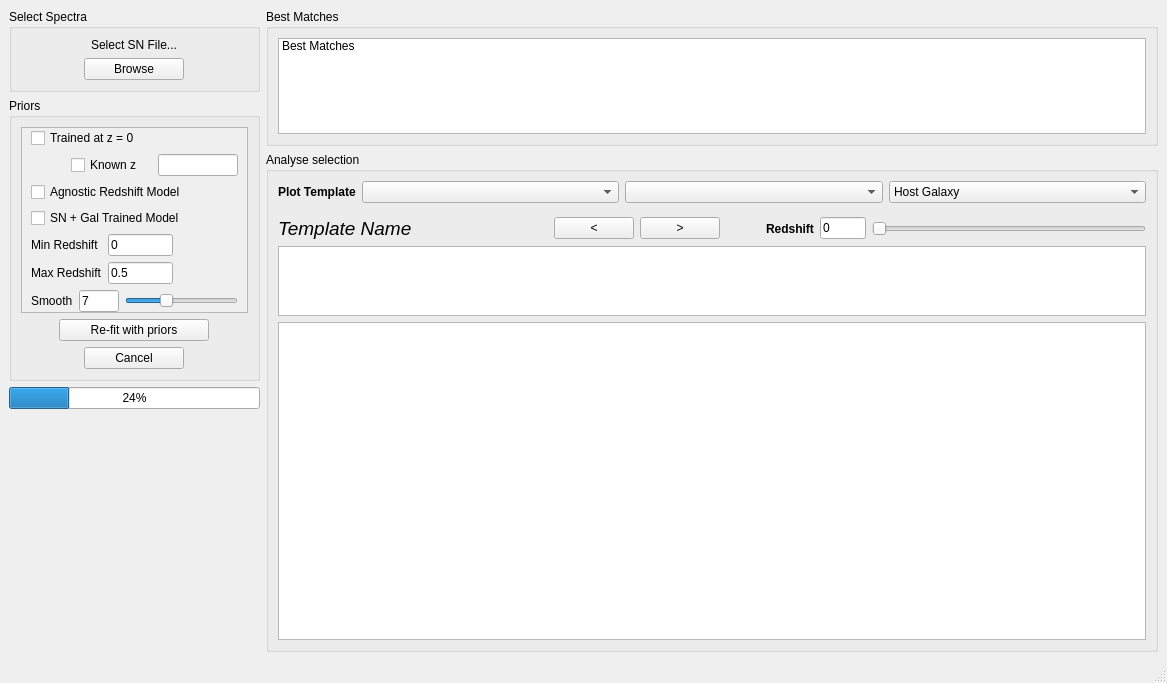
The window that dash/design.ui (daniel-muthukrishna/astrodash) describes before a commit, drawn with Qt 5.
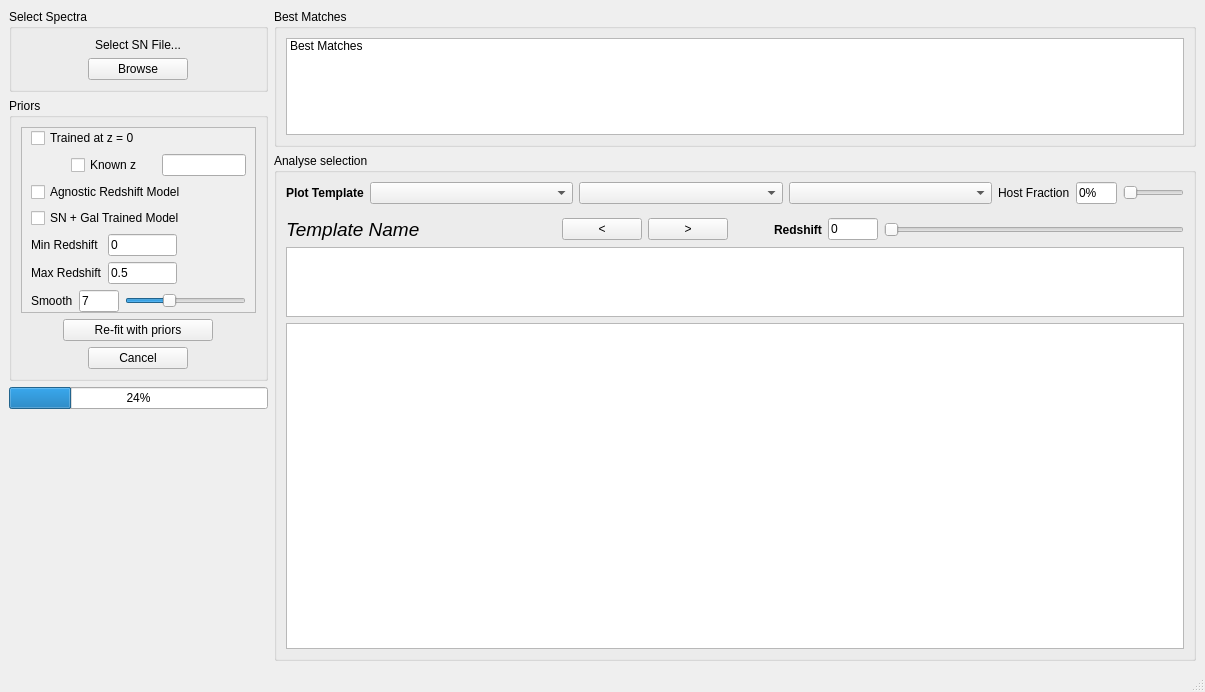
The same window after the commit. Custom widgets are drawn as their Qt base class.

Commit message: Updated the GUI for addition of host galaxy on supernovae. Using drop down menu with slider for hostFraction. Using sn_and_host_templates.npz

```diff
--- a/dash/design.ui
+++ b/dash/design.ui
@@ -6,8 +6,8 @@
    <rect>
     <x>0</x>
     <y>0</y>
-    <width>1167</width>
-    <height>683</height>
+    <width>1205</width>
+    <height>692</height>
    </rect>
   </property>
   <property name="windowTitle">
@@ -97,7 +97,7 @@
              <rect>
               <x>0</x>
               <y>0</y>
-              <width>215</width>
+              <width>223</width>
               <height>202</height>
              </rect>
             </property>
@@ -404,7 +404,7 @@
         </property>
         <layout class="QVBoxLayout" name="verticalLayout_9" stretch="0,0,1,5">
          <item>
-          <layout class="QHBoxLayout" name="horizontalLayout_9" stretch="3,100,100,100">
+          <layout class="QHBoxLayout" name="horizontalLayout_9" stretch="2,10,10,10,1,2,3">
            <property name="sizeConstraint">
             <enum>QLayout::SetDefaultConstraint</enum>
            </property>
@@ -435,12 +435,30 @@
             <widget class="QComboBox" name="comboBoxAge"/>
            </item>
            <item>
-            <widget class="QComboBox" name="comboBoxHost">
-             <item>
-              <property name="text">
-               <string>Host Galaxy</string>
-              </property>
-             </item>
+            <widget class="QComboBox" name="comboBoxHost"/>
+           </item>
+           <item>
+            <widget class="QLabel" name="label_5">
+             <property name="text">
+              <string>Host Fraction</string>
+             </property>
+            </widget>
+           </item>
+           <item>
+            <widget class="QLineEdit" name="lineEditHostFraction">
+             <property name="text">
+              <string>0%</string>
+             </property>
+            </widget>
+           </item>
+           <item>
+            <widget class="QSlider" name="horizontalSliderHostFraction">
+             <property name="maximum">
+              <number>100</number>
+             </property>
+             <property name="orientation">
+              <enum>Qt::Horizontal</enum>
+             </property>
             </widget>
            </item>
           </layout>
```
Left out of the diff: 2 changed lines with no effect on the pictures. The commit also changes 8 other files.
